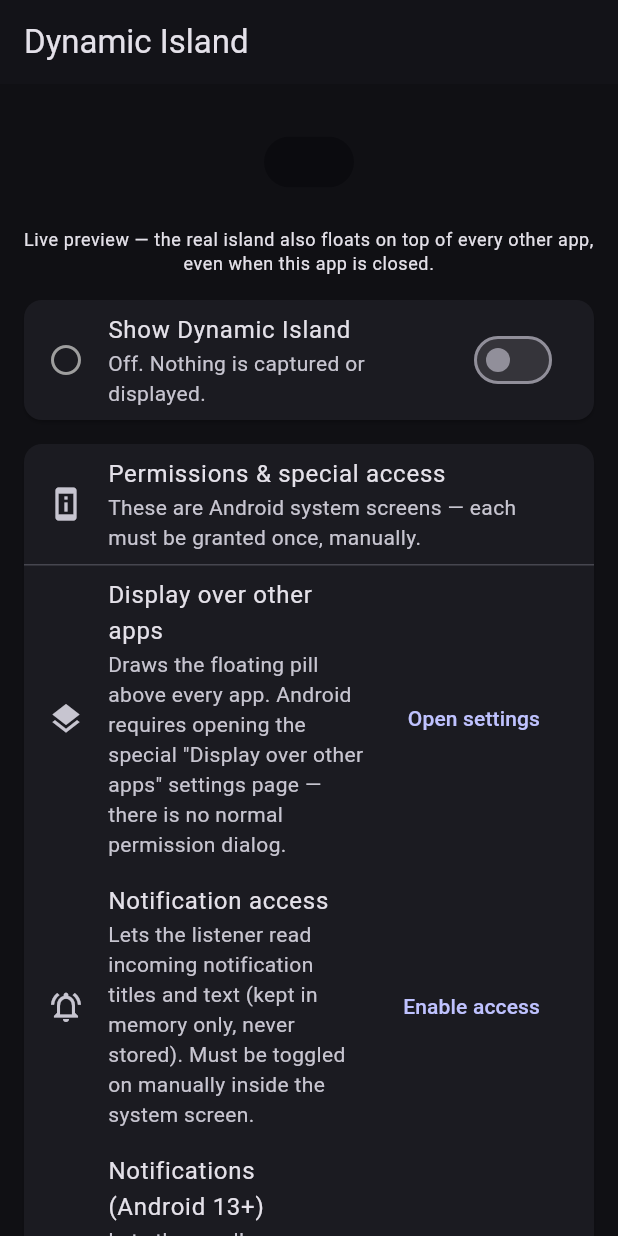
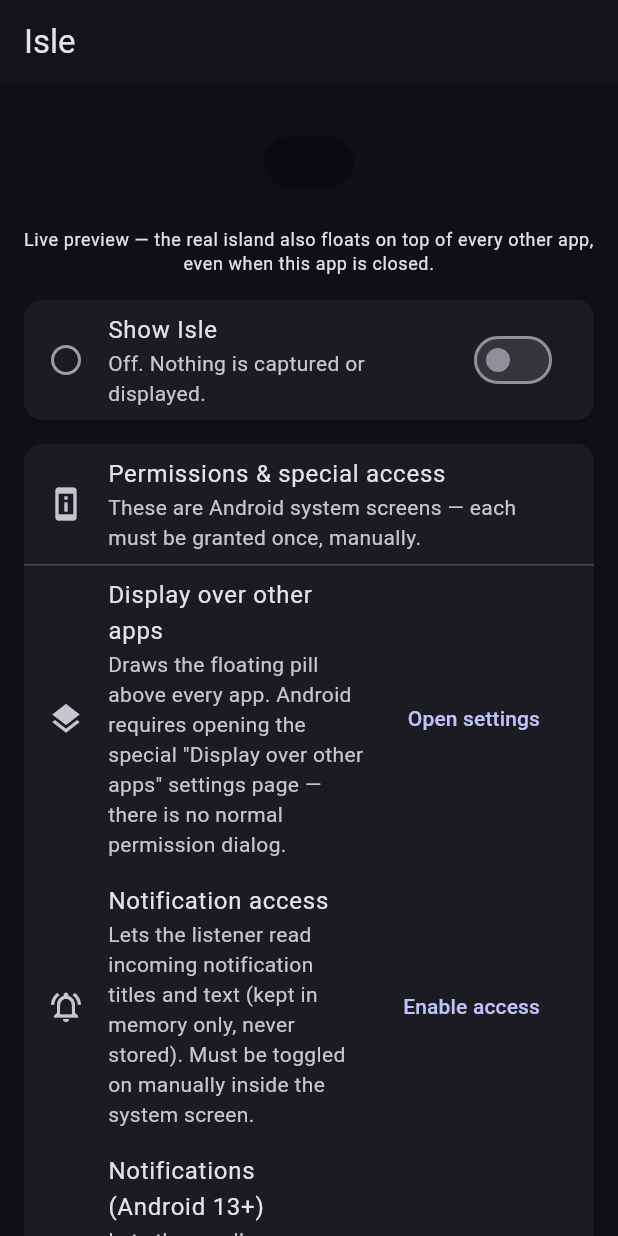
Before and after one commit to niranjanrimal25/dynamic-island, a Flutter app: the screen it shows after launch, on a phone screen of 412 x 824 dp. Run offline on Flutter 3.47's test engine with Material 3 defaults, Android fonts, the phone set to English and light mode, and no system bars.

Commit message:
feat: rebrand app to Isle and add glowing-pill logo across all platforms
- Rename display name to 'Isle': Android launcher + notification-access
  labels, iOS CFBundleDisplayName/CFBundleName, macOS PRODUCT_NAME,
  Linux/Windows window titles, web title/manifest, in-app titles and
  setup copy, Kotlin notification strings, README.
- Keep package id com.example.dynamic_island_app (display-only rename).
- Add logo source at assets/logo/logo_master.png.
- Replace default Flutter icons: Android legacy mipmaps + adaptive icon
  (mipmap-anydpi-v26 with ic_launcher_foreground and
  ic_launcher_background #0C0B0F), iOS AppIcon set, macOS AppIcon set,
  web favicon + PWA/maskable icons, Windows app_icon.ico.

Co-authored-by: arena-agent <297053741+arena-agent@users.noreply.github.com>

```diff
--- a/lib/main.dart
+++ b/lib/main.dart
@@ -16,7 +16,7 @@
   @override
   Widget build(BuildContext context) {
     return MaterialApp(
-      title: 'Dynamic Island',
+      title: 'Isle',
       debugShowCheckedModeBanner: false,
       theme: ThemeData(
         brightness: Brightness.dark,
@@ -114,7 +114,7 @@
   Widget build(BuildContext context) {
     return Scaffold(
       appBar: AppBar(
-        title: const Text('Dynamic Island'),
+        title: const Text('Isle'),
         centerTitle: false,
       ),
       body: _loading
@@ -175,7 +175,7 @@
       child: SwitchListTile(
         value: _status.overlayEnabled,
         onChanged: _busy ? null : _onToggle,
-        title: const Text('Show Dynamic Island'),
+        title: const Text('Show Isle'),
         subtitle: Text(
           _status.overlayEnabled
               ? (running
@@ -471,7 +471,7 @@
   ),
   notificationAccess(
     icon: Icons.notifications_active_outlined,
-    instruction: 'Turn on notification access for Dynamic Island so it can '
+    instruction: 'Turn on notification access for Isle so it can '
         'see incoming alerts.',
   ),
   postNotifications(
--- a/lib/src/island_preview.dart
+++ b/lib/src/island_preview.dart
@@ -137,7 +137,7 @@
   @override
   Widget build(BuildContext context) {
     return Semantics(
-      label: 'Dynamic Island preview',
+      label: 'Isle preview',
       child: AnimatedBuilder(
         animation: _t,
         builder: (context, _) {
--- a/pubspec.yaml
+++ b/pubspec.yaml
@@ -1,5 +1,5 @@
 name: dynamic_island_app
-description: "Personal, Android-only Dynamic Island: a floating notification pill overlay (native Kotlin overlay + NotificationListenerService, foreground service, boot restart). Local-only by design — no INTERNET permission, no analytics, no third-party overlay/listener packages."
+description: "Isle — a personal, Android-only Dynamic Island: a floating notification pill overlay (native Kotlin overlay + NotificationListenerService, foreground service, boot restart). Local-only by design — no INTERNET permission, no analytics, no third-party overlay/listener packages."
 # The following line prevents the package from being accidentally published to
 # pub.dev using `flutter pub publish`. This is preferred for private packages.
 publish_to: 'none' # Remove this line if you wish to publish to pub.dev
```
Also changed, not shown: assets/logo/logo_master.png (added), 51 other files.
